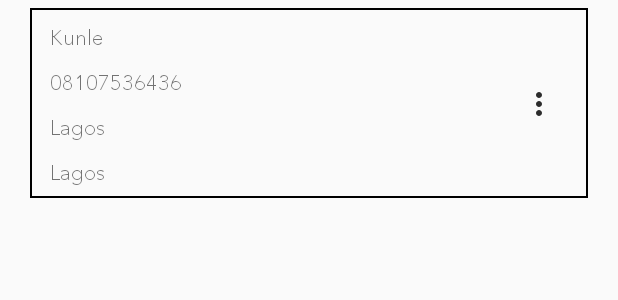
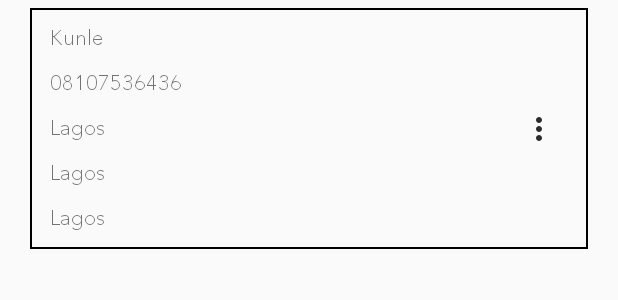
Before and after one commit to kunledarams2/evendAdmin, an Android app: the layout holder_container_orders.xml on its own in the app's theme, with its tools: preview values and no code run, on a phone screen of 412 x 824 dp. Shown: the top 300 px of the screen. Run offline under Robolectric (Android 15) with nearby library versions, the phone set to English and light mode, and no system bars.

Commit message:
update 2

```diff
--- a/app/src/main/res/layout/holder_container_orders.xml
+++ b/app/src/main/res/layout/holder_container_orders.xml
@@ -56,14 +56,25 @@
                 android:id="@+id/paymentOption"
                 android:layout_width="wrap_content"
                 android:layout_height="wrap_content"
-                android:layout_marginBottom="1dp"
+                android:fontFamily="@font/avenir_book"
+                android:gravity="center"
+                android:padding="5dp"
+                android:text="Lagos"
+                app:layout_constraintStart_toStartOf="@+id/buyerPhone"
+                app:layout_constraintTop_toBottomOf="@+id/buyerAddress" />
+
+        <TextView
+                android:id="@+id/totalItem"
+                android:layout_width="wrap_content"
+                android:layout_height="wrap_content"
+                android:layout_marginBottom="5dp"
                 android:fontFamily="@font/avenir_book"
                 android:gravity="center"
                 android:padding="5dp"
                 android:text="Lagos"
                 app:layout_constraintBottom_toBottomOf="parent"
                 app:layout_constraintStart_toStartOf="@+id/buyerPhone"
-                app:layout_constraintTop_toBottomOf="@+id/buyerAddress" />
+                app:layout_constraintTop_toBottomOf="@+id/paymentOption" />
 
         <TextView
                 android:id="@+id/morderDate"
@@ -77,6 +88,7 @@
                 app:layout_constraintBottom_toBottomOf="parent"
                 app:layout_constraintEnd_toStartOf="@+id/openBtn"
                 app:layout_constraintTop_toTopOf="parent" />
+
 
         <ImageButton
                 android:id="@+id/openBtn"
@@ -95,14 +107,12 @@
                 android:layout_width="50dp"
                 android:layout_height="50dp"
                 android:layout_marginEnd="8dp"
-                android:layout_marginBottom="8dp"
                 android:background="@null"
                 android:src="@drawable/ic_more_vert_black_24dp"
                 android:visibility="gone"
                 app:layout_constraintBottom_toBottomOf="parent"
                 app:layout_constraintEnd_toEndOf="parent"
-                app:layout_constraintTop_toTopOf="parent"
-                app:layout_constraintVertical_bias="0.0" />
+                app:layout_constraintTop_toTopOf="parent" />
 
     </androidx.constraintlayout.widget.ConstraintLayout>
 
@@ -113,7 +123,7 @@
                 android:id="@+id/orderListView"
                 android:layout_width="match_parent"
                 android:layout_height="wrap_content"
-                android:orientation="horizontal"
+                android:orientation="vertical"
                 android:visibility="gone">
 
         </LinearLayout>
```
Also changed, not shown: app/src/main/java/com/e/iselleradmin/Adapter/DeliveryAdapter.kt (+11 -10 lines), app/src/main/res/layout/holder_cart_info.xml (+79 -60 lines).
